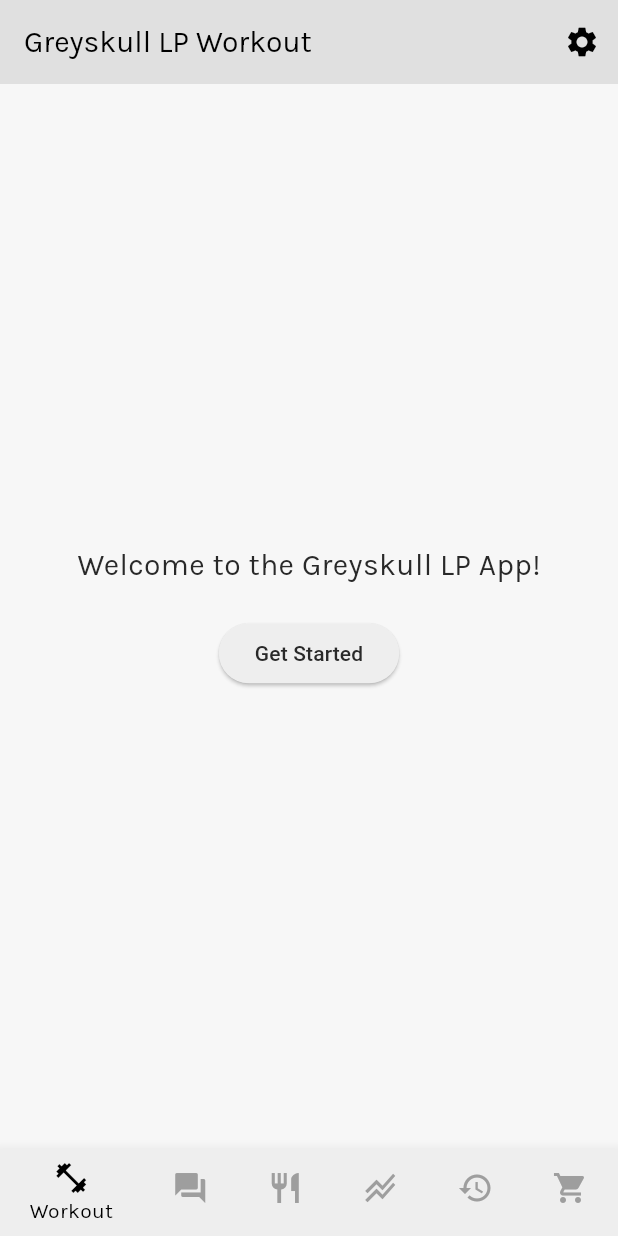
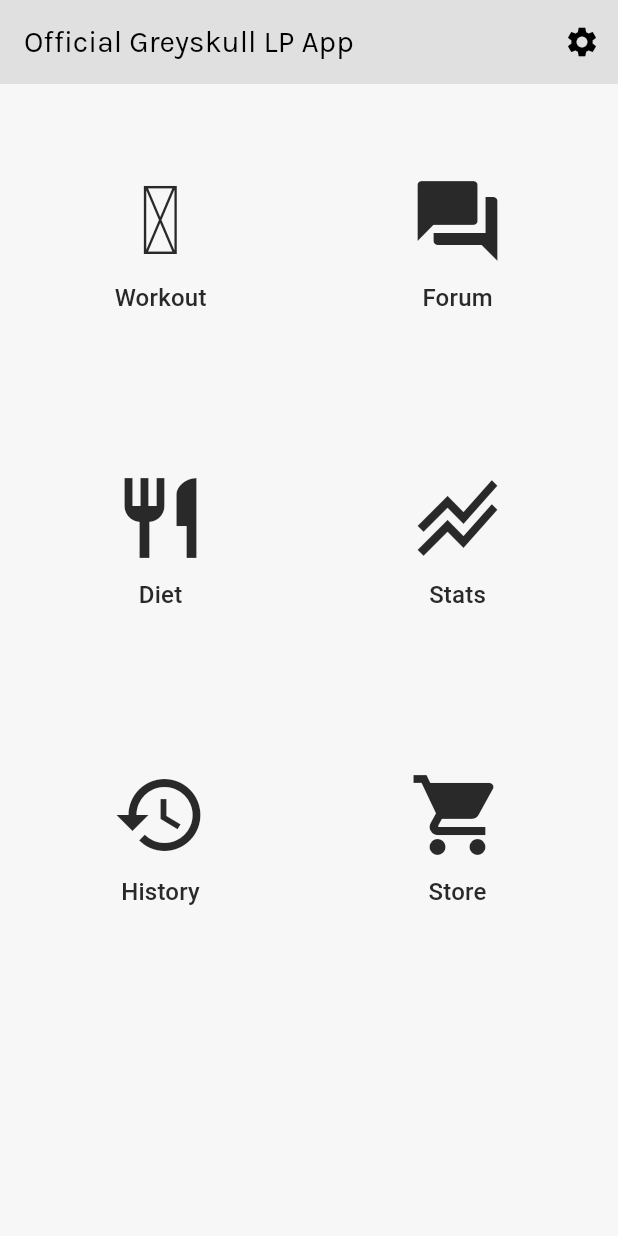
Before and after one commit to ryanellenburg/GreyskullLP, a Flutter app: the screen it shows after launch, on a phone screen of 412 x 824 dp. Run offline on Flutter 3.47's test engine with Material 3 defaults, Android fonts, the light colour scheme and no system bars.

Commit message:
Nav bar and icons corrected. Ready to start building pages and importing API.

```diff
--- a/lib/main.dart
+++ b/lib/main.dart
@@ -76,7 +76,7 @@
 }
 
 class MainPageState extends State<MainPage> {
-  int _selectedIndex = -1; // Start with -1 for no selection
+  int _selectedIndex = -1; // Start with -1 to show HomePage initially
 
   final List<Widget> _pages = const [
     WorkoutPage(),
@@ -89,17 +89,18 @@
 
   void _onItemTapped(int index) {
     setState(() {
-      _selectedIndex = index; // Update the selected index
+      _selectedIndex = index;
     });
   }
 
   @override
   Widget build(BuildContext context) {
     final theme = Theme.of(context);
+    final exerciseIcon = Icon(IconData(0xf6e6, fontFamily: 'MaterialSymbols'));
 
     return Scaffold(
       appBar: AppBar(
-        title: const Text('Greyskull LP Workout'),
+        title: Text(_selectedIndex == -1 ? "Official Greyskull LP App" : _getPageTitle(_selectedIndex)),
         actions: [
           IconButton(
             icon: const Icon(Icons.settings),
@@ -112,45 +113,36 @@
           ),
         ],
       ),
-      body: _selectedIndex == -1 ? const HomePage() : _pages[_selectedIndex], // Load HomePage initially
-      bottomNavigationBar: BottomNavigationBar(
-        backgroundColor: theme.bottomNavigationBarTheme.backgroundColor,
-        selectedItemColor: theme.bottomNavigationBarTheme.selectedItemColor,
-        unselectedItemColor: theme.bottomNavigationBarTheme.unselectedItemColor,
-        items: const [
-          BottomNavigationBarItem(
-            icon: Icon(Icons.fitness_center), // Workout icon
-            label: 'Workout',
-          ),
-          BottomNavigationBarItem(
-            icon: Icon(Icons.forum), // Forum icon
-            label: 'Forum',
-          ),
-          BottomNavigationBarItem(
-            icon: Icon(Icons.restaurant), // Diet icon
-            label: 'Diet',
-          ),
-          BottomNavigationBarItem(
-            icon: Icon(Icons.stacked_line_chart), // Stats icon
-            label: 'Stats',
-          ),
-          BottomNavigationBarItem(
-            icon: Icon(Icons.history), // History icon
-            label: 'History',
-          ),
-          BottomNavigationBarItem(
-            icon: Icon(Icons.shopping_cart), // Store icon
-            label: 'Store',
-          ),
-        ],
-        currentIndex: _selectedIndex >= 0 ? _selectedIndex : 0, // Show the current index, default to 0 when -1
-        onTap: (index) {
-          // When tapping on the navigation, set _selectedIndex
-          if (index != _selectedIndex) {
-            _onItemTapped(index);
-          }
-        },
-      ),
+      body: _selectedIndex == -1 ? HomePage(onItemSelected: _onItemTapped) : _pages[_selectedIndex],
+      bottomNavigationBar: _selectedIndex == -1
+          ? null
+          : BottomNavigationBar(
+              backgroundColor: theme.bottomNavigationBarTheme.backgroundColor,
+              selectedItemColor: theme.bottomNavigationBarTheme.selectedItemColor,
+              unselectedItemColor: theme.bottomNavigationBarTheme.unselectedItemColor,
+              items: [
+                BottomNavigationBarItem(icon: exerciseIcon, label: 'Workout'),
+                BottomNavigationBarItem(icon: Icon(Icons.forum), label: 'Forum'),
+                BottomNavigationBarItem(icon: Icon(Icons.restaurant), label: 'Diet'),
+                BottomNavigationBarItem(icon: Icon(Icons.stacked_line_chart), label: 'Stats'),
+                BottomNavigationBarItem(icon: Icon(Icons.history), label: 'History'),
+                BottomNavigationBarItem(icon: Icon(Icons.shopping_cart), label: 'Store'),
+              ],
+              currentIndex: _selectedIndex >= 0 ? _selectedIndex : 0,
+              onTap: _onItemTapped,
+            ),
     );
   }
+
+  String _getPageTitle(int index) {
+    switch (index) {
+      case 0: return 'Workout';
+      case 1: return 'Forum';
+      case 2: return 'Diet';
+      case 3: return 'Stats';
+      case 4: return 'History';
+      case 5: return 'Store';
+      default: return 'Greyskull LP Workout';
+    }
+  }
 }
--- a/lib/pages/diet_page.dart
+++ b/lib/pages/diet_page.dart
@@ -5,9 +5,6 @@
 
   @override
   Widget build(BuildContext context) {
-    return Scaffold(
-      appBar: AppBar(title: const Text('Diet')),
-      body: const Center(child: Text('Diet Page')),
-    );
+    return const Center(child: Text('Diet Page'));
   }
 }
--- a/lib/pages/forum_page.dart
+++ b/lib/pages/forum_page.dart
@@ -5,9 +5,6 @@
 
   @override
   Widget build(BuildContext context) {
-    return Scaffold(
-      appBar: AppBar(title: const Text('Forum')),
-      body: const Center(child: Text('Forum Page')),
-    );
+    return const Center(child: Text('Forum Page'));
   }
 }
--- a/lib/pages/history_page.dart
+++ b/lib/pages/history_page.dart
@@ -5,9 +5,6 @@
 
   @override
   Widget build(BuildContext context) {
-    return Scaffold(
-      appBar: AppBar(title: const Text('History')),
-      body: const Center(child: Text('History Page')),
-    );
+    return const Center(child: Text('History Page'));
   }
 }
--- a/lib/pages/home_page.dart
+++ b/lib/pages/home_page.dart
@@ -1,28 +1,37 @@
 import 'package:flutter/material.dart';
 
 class HomePage extends StatelessWidget {
-  const HomePage({super.key});
+  final Function(int) onItemSelected;
+  const HomePage({super.key, required this.onItemSelected});
 
   @override
   Widget build(BuildContext context) {
-    return Scaffold(
-      body: Center(
-        child: Column(
-          mainAxisAlignment: MainAxisAlignment.center,
-          children: [
-            const Text(
-              'Welcome to the Greyskull LP App!',
-              style: TextStyle(fontSize: 20),
-            ),
-            const SizedBox(height: 20),
-            ElevatedButton(
-              onPressed: () {
-                // TODO: Add functionality to start a TBD process later
-              },
-              child: const Text('Get Started'),
-            ),
-          ],
-        ),
+    return GridView.count(
+      crossAxisCount: 2,
+      padding: const EdgeInsets.all(16.0),
+      crossAxisSpacing: 16,
+      mainAxisSpacing: 16,
+      children: [
+        _buildIcon(context, IconData(0xf6e6, fontFamily: 'MaterialSymbols'), "Workout", 0),
+        _buildIcon(context, Icons.forum, "Forum", 1),
+        _buildIcon(context, Icons.restaurant, "Diet", 2),
+        _buildIcon(context, Icons.stacked_line_chart, "Stats", 3),
+        _buildIcon(context, Icons.history, "History", 4),
+        _buildIcon(context, Icons.shopping_cart, "Store", 5),
+      ],
+    );
+  }
+
+  Widget _buildIcon(BuildContext context, IconData icon, String label, int index) {
+    return GestureDetector(
+      onTap: () => onItemSelected(index),
+      child: Column(
+        mainAxisAlignment: MainAxisAlignment.center,
+        children: [
+          Icon(icon, size: 64.0, color: Theme.of(context).primaryColor),
+          const SizedBox(height: 8.0),
+          Text(label, style: Theme.of(context).textTheme.titleMedium),
+        ],
       ),
     );
   }
--- a/lib/pages/stats_page.dart
+++ b/lib/pages/stats_page.dart
@@ -5,9 +5,6 @@
 
   @override
   Widget build(BuildContext context) {
-    return Scaffold(
-      appBar: AppBar(title: const Text('Stats')),
-      body: const Center(child: Text('Stats Page')),
-    );
+    return const Center(child: Text('Stats Page'));
   }
 }
--- a/lib/pages/store_page.dart
+++ b/lib/pages/store_page.dart
@@ -5,9 +5,6 @@
 
   @override
   Widget build(BuildContext context) {
-    return Scaffold(
-      appBar: AppBar(title: const Text('Store')),
-      body: const Center(child: Text('Store Page')),
-    );
+    return const Center(child: Text('Store Page'));
   }
 }
--- a/lib/pages/workout_page.dart
+++ b/lib/pages/workout_page.dart
@@ -5,9 +5,6 @@
 
   @override
   Widget build(BuildContext context) {
-    return Scaffold(
-      appBar: AppBar(title: const Text('Workout')),
-      body: const Center(child: Text('Workout Page')),
-    );
+    return const Center(child: Text('Workout Page'));
   }
 }
--- a/pubspec.yaml
+++ b/pubspec.yaml
@@ -35,6 +35,8 @@
   # The following adds the Cupertino Icons font to your application.
   # Use with the CupertinoIcons class for iOS style icons.
   cupertino_icons: ^1.0.8
+  google_generative_ai: ^0.4.6
+  flutter_vector_icons: ^2.0.0
 
 
 dev_dependencies:
```
Also changed, not shown: pubspec.lock, 1 other file.
